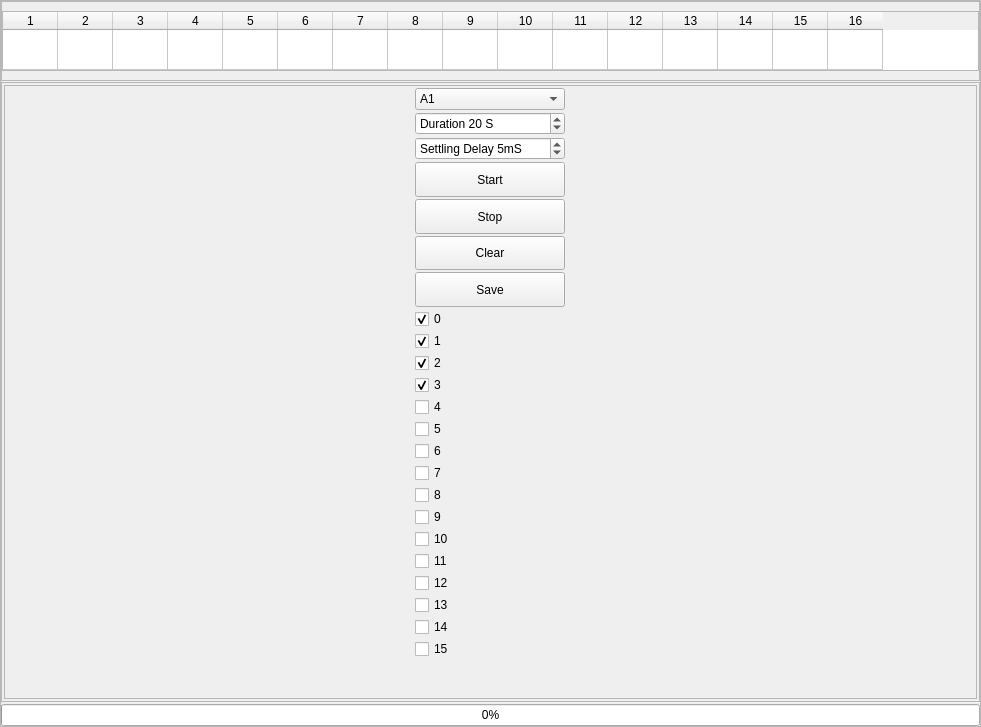
First picture: the form in eyes17/layouts/multiplexed_logger.ui, repository expeyes/expeyes-programs, before the edit.
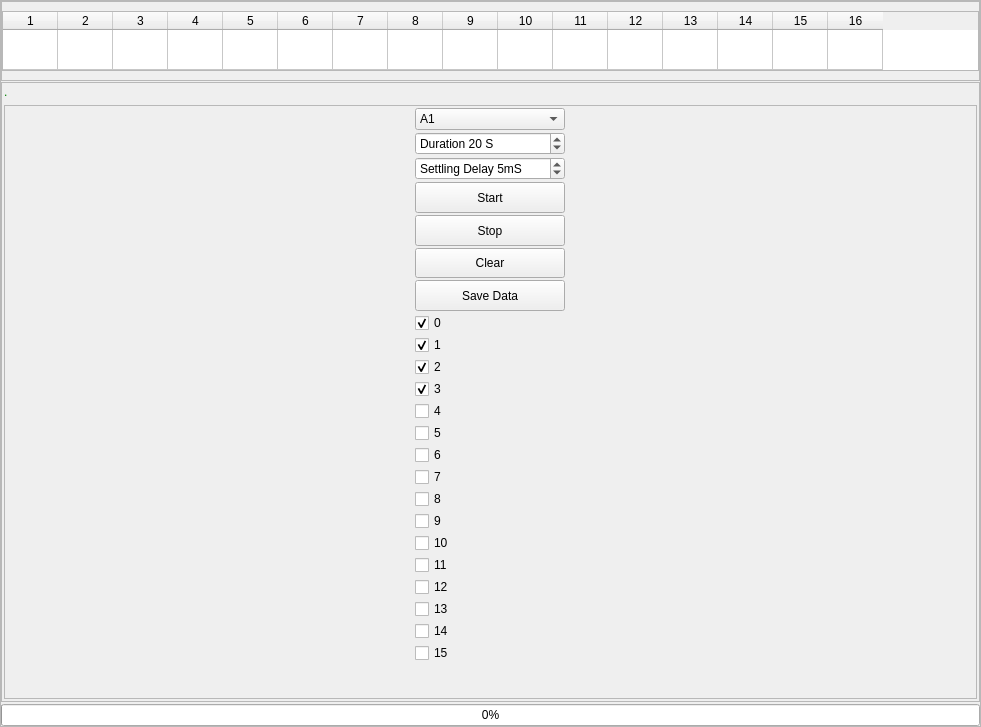
Second picture: the form after the edit.

Commit message:
recreate helpwin on deselect/select help checkbox. previously the helpwin would not re-show after being hidden
show err if capacitance <1pF

save data function added for multiplexed logger

multiplexed logger. add msg label

```diff
--- a/eyes17/layouts/multiplexed_logger.ui
+++ b/eyes17/layouts/multiplexed_logger.ui
@@ -224,7 +224,7 @@
             <property name="horizontalSpacing">
              <number>2</number>
             </property>
-            <item row="0" column="0" rowspan="3">
+            <item row="1" column="0" rowspan="3">
              <widget class="QScrollArea" name="scrollArea">
               <property name="sizePolicy">
                <sizepolicy hsizetype="Expanding" vsizetype="MinimumExpanding">
@@ -240,8 +240,8 @@
                 <rect>
                  <x>0</x>
                  <y>0</y>
-                 <width>971</width>
-                 <height>609</height>
+                 <width>957</width>
+                 <height>593</height>
                 </rect>
                </property>
                <layout class="QGridLayout" name="gridLayout_6">
@@ -392,7 +392,7 @@
                    </size>
                   </property>
                   <property name="text">
-                   <string>Save</string>
+                   <string>Save Data</string>
                   </property>
                  </widget>
                 </item>
@@ -542,6 +542,27 @@
               </widget>
              </widget>
             </item>
+            <item row="0" column="0">
+             <widget class="QLabel" name="msgwin">
+              <property name="sizePolicy">
+               <sizepolicy hsizetype="Preferred" vsizetype="Maximum">
+                <horstretch>0</horstretch>
+                <verstretch>0</verstretch>
+               </sizepolicy>
+              </property>
+              <property name="font">
+               <font>
+                <pointsize>9</pointsize>
+               </font>
+              </property>
+              <property name="styleSheet">
+               <string notr="true">QLabel{color:green}</string>
+              </property>
+              <property name="text">
+               <string>.</string>
+              </property>
+             </widget>
+            </item>
            </layout>
           </widget>
          </item>
```
The commit also changes 3 other files.
